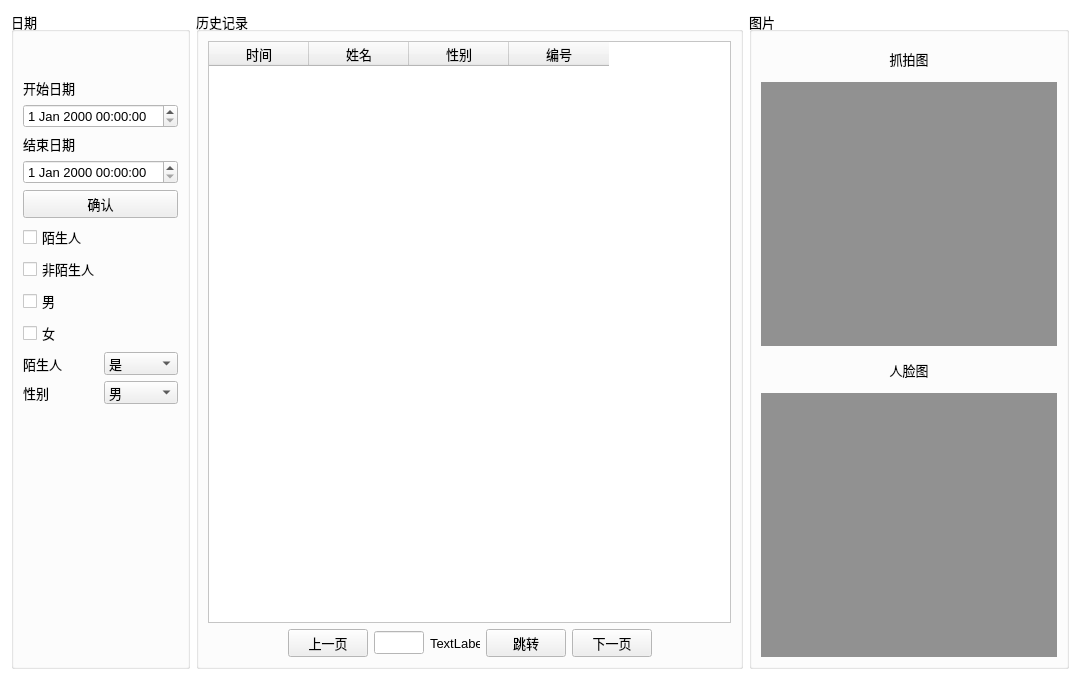
NevilleNoah/HikvisionCamera2, file historyview.ui: the form before one commit.
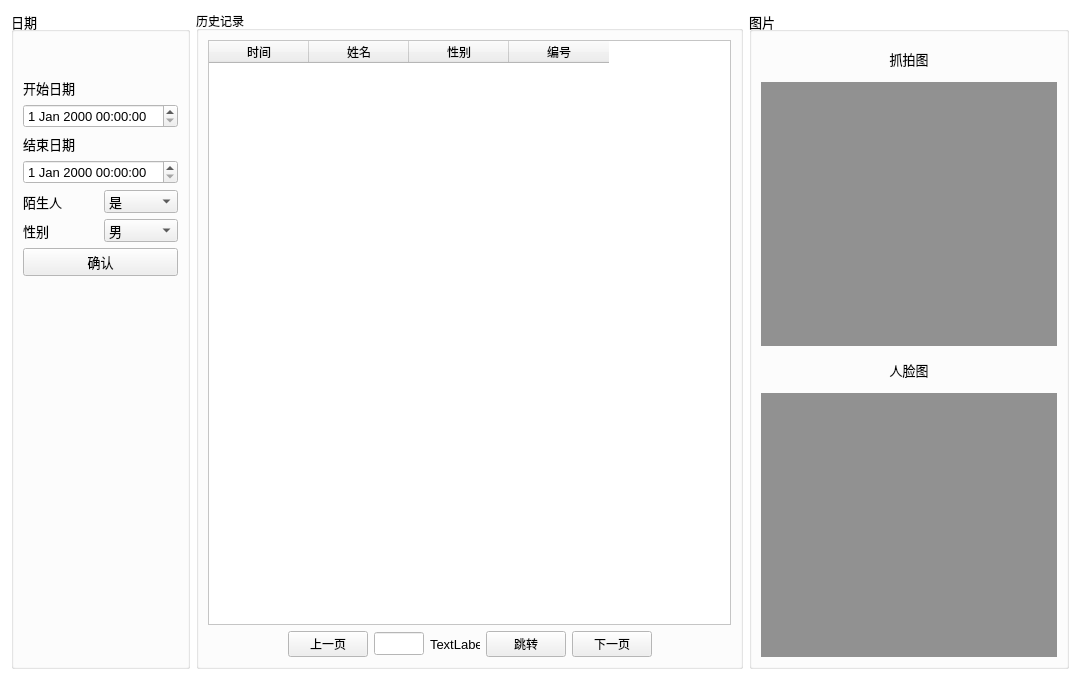
The form after the commit.

Commit message: ui微调

```diff
--- a/historyview.ui
+++ b/historyview.ui
@@ -83,6 +83,9 @@
   <property name="windowTitle">
    <string>Form</string>
   </property>
+  <property name="styleSheet">
+   <string notr="true">font: 10pt &quot;Microsoft YaHei UI&quot;;</string>
+  </property>
   <layout class="QHBoxLayout" name="horizontalLayout_2">
    <item>
     <widget class="QGroupBox" name="boxDate">
@@ -152,47 +155,6 @@
           </property>
          </widget>
         </item>
-        <item>
-         <widget class="QPushButton" name="btnSearchByTime">
-          <property name="font">
-           <font>
-            <family>Microsoft YaHei UI</family>
-            <pointsize>10</pointsize>
-           </font>
-          </property>
-          <property name="text">
-           <string>确认</string>
-          </property>
-         </widget>
-        </item>
-        <item>
-         <widget class="QCheckBox" name="chkStranger">
-          <property name="text">
-           <string>陌生人</string>
-          </property>
-         </widget>
-        </item>
-        <item>
-         <widget class="QCheckBox" name="chkNoStranger">
-          <property name="text">
-           <string>非陌生人</string>
-          </property>
-         </widget>
-        </item>
-        <item>
-         <widget class="QCheckBox" name="chkMale">
-          <property name="text">
-           <string>男</string>
-          </property>
-         </widget>
-        </item>
-        <item>
-         <widget class="QCheckBox" name="chkFemale">
-          <property name="text">
-           <string>女</string>
-          </property>
-         </widget>
-        </item>
         <item>
          <layout class="QHBoxLayout" name="horizontalLayout_3">
           <item>
@@ -283,6 +245,19 @@
           </item>
          </layout>
         </item>
+        <item>
+         <widget class="QPushButton" name="btnSearchByTime">
+          <property name="font">
+           <font>
+            <family>Microsoft YaHei UI</family>
+            <pointsize>10</pointsize>
+           </font>
+          </property>
+          <property name="text">
+           <string>确认</string>
+          </property>
+         </widget>
+        </item>
         <item>
          <spacer name="verticalSpacer">
           <property name="orientation">
@@ -302,16 +277,7 @@
     </widget>
    </item>
    <item>
-    <widget class="QGroupBox" name="boxRecord">
-     <property name="font">
-      <font>
-       <family>Microsoft YaHei UI</family>
-       <pointsize>10</pointsize>
-      </font>
-     </property>
-     <property name="autoFillBackground">
-      <bool>true</bool>
-     </property>
+    <widget class="QGroupBox" name="groupBox_2">
      <property name="title">
       <string>历史记录</string>
      </property>
```
Left out of the diff: 2 changed lines with no effect on the pictures. The commit also changes 1 other file.
